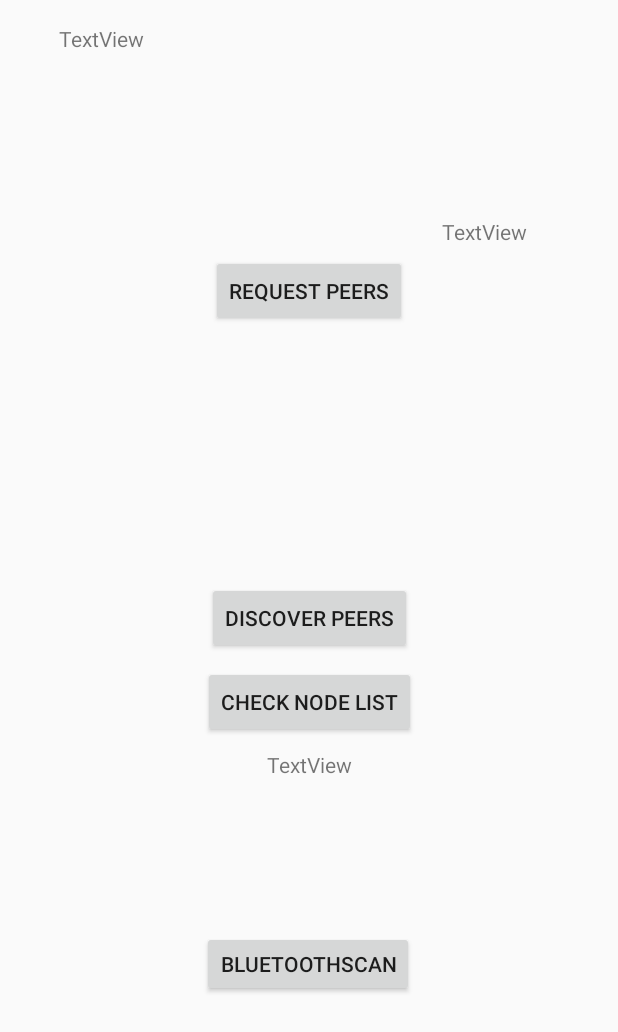
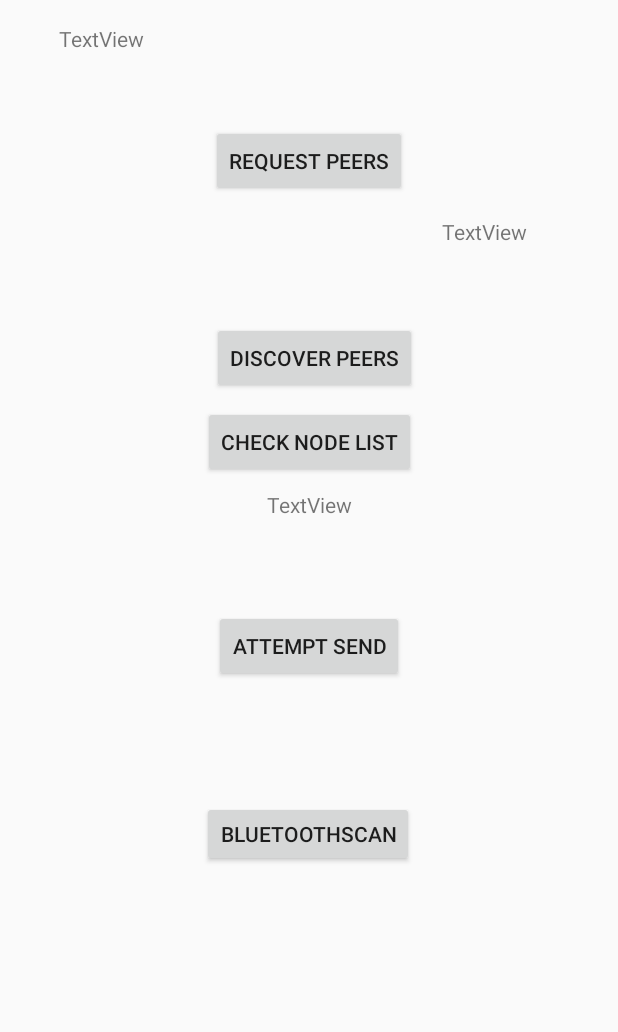
Before and after one commit to ZaneRammal/QuietPeopleMeet, an Android app: the MyWiFiActivity screen opened directly, with no data from a screen before it, on a phone screen of 412 x 824 dp. Shown: the top 1032 px of the screen. Run offline under Robolectric (Android 15) with nearby library versions, the light colour scheme and no system bars.

Commit message:
Successfully attempted to connect socket to another Ip on network using NSD

```diff
--- a/app/src/main/java/ca/uoit/quietpeoplemeet1/NetworkInfo.java
+++ b/app/src/main/java/ca/uoit/quietpeoplemeet1/NetworkInfo.java
@@ -1,11 +1,14 @@
 package ca.uoit.quietpeoplemeet1;
 
+import java.net.InetAddress;
+import java.util.ArrayList;
 import java.util.List;
 
 public final class NetworkInfo {
 
-    public static List<SoundNode> soundNodes;
+    public static List<SoundNode> soundNodes = new ArrayList<>();
     public static final int SERVER_PORT_NUMBER = 50210;
+    public static List<InetAddress> peerAddresses = new ArrayList<>();
 
 
     private NetworkInfo(){}
--- a/app/src/main/res/layout/activity_my_wifi.xml
+++ b/app/src/main/res/layout/activity_my_wifi.xml
@@ -18,8 +18,10 @@
         android:text="Discover Peers"
         app:layout_constraintBottom_toBottomOf="parent"
         app:layout_constraintEnd_toEndOf="parent"
+        app:layout_constraintHorizontal_bias="0.515"
         app:layout_constraintStart_toStartOf="parent"
-        app:layout_constraintTop_toTopOf="parent" />
+        app:layout_constraintTop_toTopOf="parent"
+        app:layout_constraintVertical_bias="0.272" />
 
     <Button
         android:id="@+id/button4"
@@ -105,4 +107,19 @@
         app:layout_constraintStart_toEndOf="@+id/button4"
         app:layout_constraintTop_toTopOf="parent" />
 
+    <Button
+        android:id="@+id/button5"
+        android:layout_width="wrap_content"
+        android:layout_height="wrap_content"
+        android:layout_marginStart="8dp"
+        android:layout_marginTop="8dp"
+        android:layout_marginEnd="8dp"
+        android:layout_marginBottom="8dp"
+        android:onClick="attemptSend"
+        android:text="Attempt Send"
+        app:layout_constraintBottom_toTopOf="@+id/blueToothButton"
+        app:layout_constraintEnd_toEndOf="parent"
+        app:layout_constraintStart_toStartOf="parent"
+        app:layout_constraintTop_toTopOf="@+id/NodeListTextView" />
+
 </android.support.constraint.ConstraintLayout>
```
Also changed, not shown: app/src/main/java/ca/uoit/quietpeoplemeet1/MyWiFiActivity.java (+9 -1 lines), app/src/main/java/ca/uoit/quietpeoplemeet1/NetworkDiscovery.java (added, +178 -0 lines), app/src/main/java/ca/uoit/quietpeoplemeet1/SoundNodeSend.java (+16 -10 lines).
